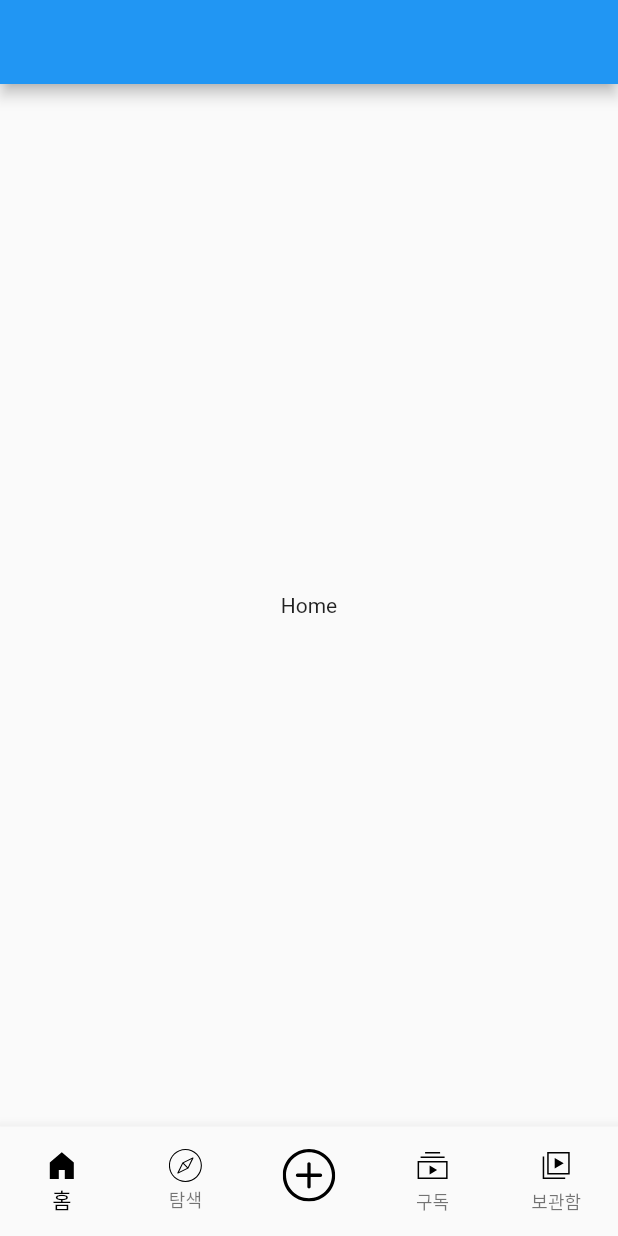
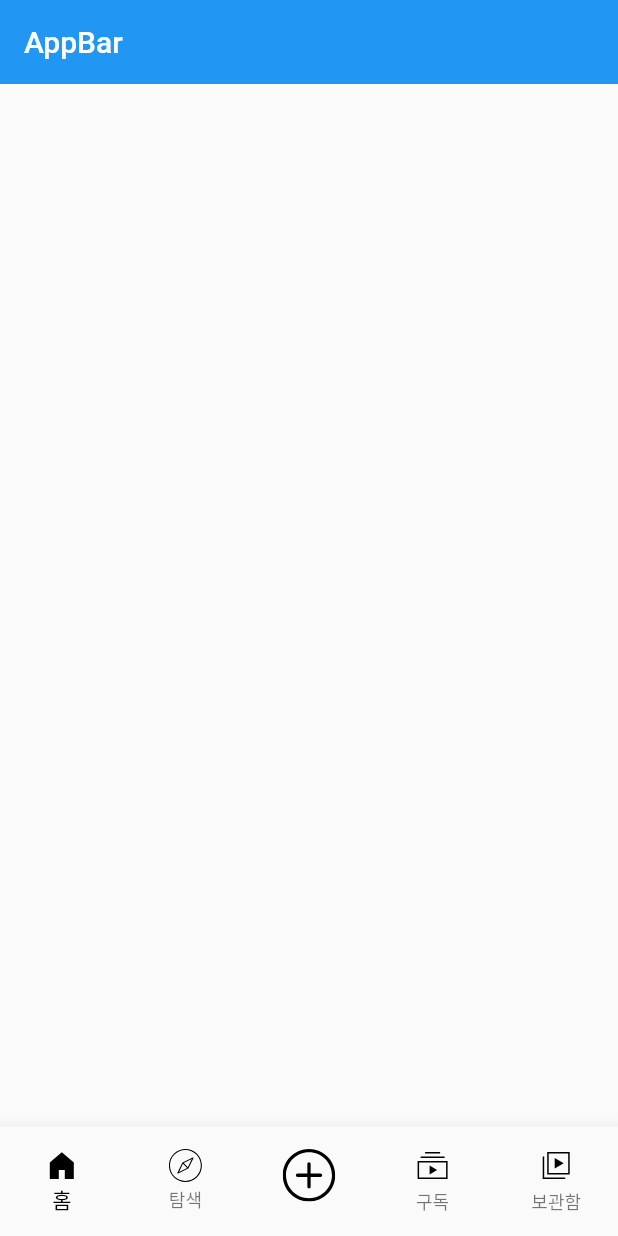
Before and after one commit to Dokkabei97/youtube_app, a Flutter app: the screen it shows after launch, on a phone screen of 412 x 824 dp. Run offline on Flutter 3.47's test engine with Material 2 defaults, Android fonts, the phone set to English and light mode, and no system bars; our stand-ins replace flutter_svg, get.

Commit message:
기능 구현

```diff
--- a/lib/src/pages/home.dart
+++ b/lib/src/pages/home.dart
@@ -5,10 +5,23 @@ class Home extends StatelessWidget {
 
   @override
   Widget build(BuildContext context) {
-    return Scaffold(
-      appBar: AppBar(),
-      body: Center(
-        child: Text('Home'),
+    return SafeArea(
+      child: CustomScrollView(
+        slivers: [
+          SliverAppBar(
+            title: Container(
+              child: Text("AppBar"),
+            ),
+          ),
+          SliverList(
+            delegate: SliverChildBuilderDelegate(
+              (context, index) {
+                return Container();
+              },
+              childCount: 10,
+            ),
+          ),
+        ],
       ),
     );
   }
```
